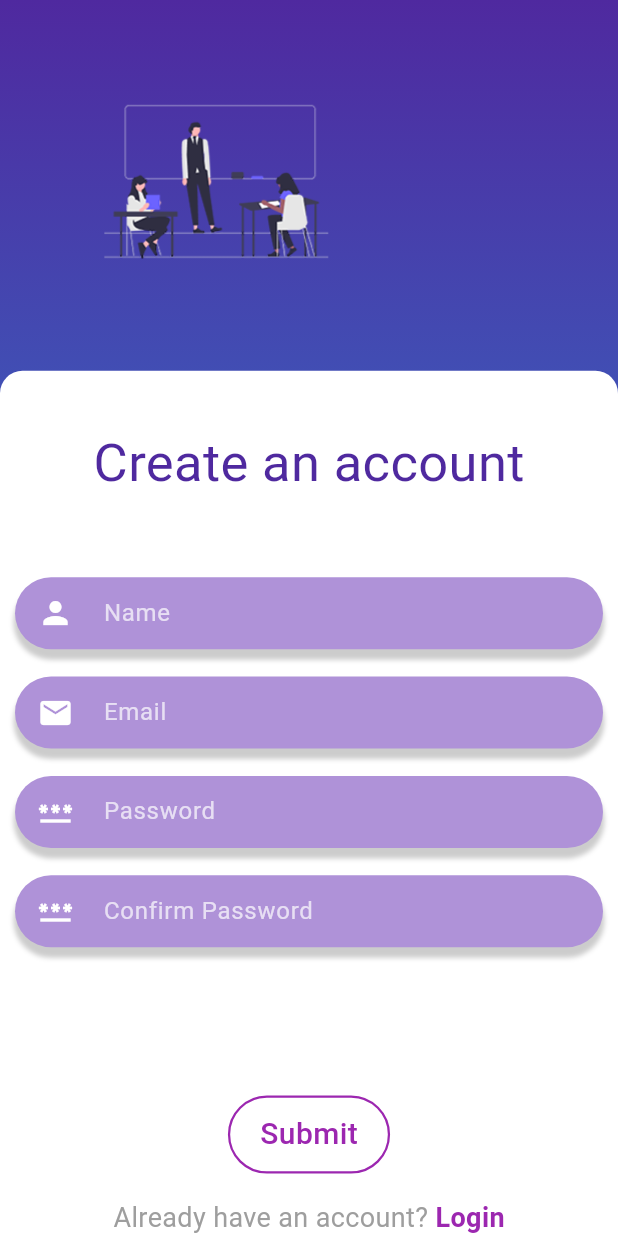
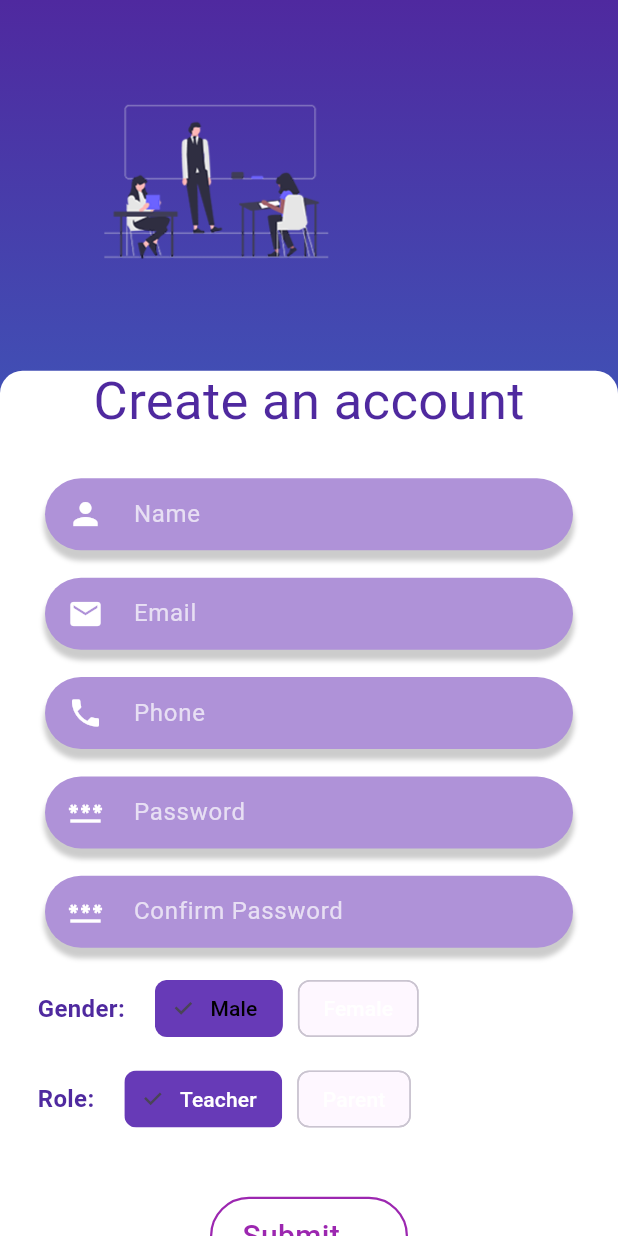
Before and after one commit to Redha4Dev/auth-test, a Flutter app: the SignupPage screen opened directly, on a phone screen of 412 x 824 dp. Run offline on Flutter 3.47's test engine with Material 3 defaults, Android fonts, the light colour scheme and no system bars; our stand-ins replace shared_preferences; accounts and stored records are empty; network calls fail.

Commit message:
Signup functionality
Realized the signup up functionality from the user creation page
working on the login functionality
restored lost pages in the last revert

```diff
--- a/mobile/kidergarten/lib/components/myButton.dart
+++ b/mobile/kidergarten/lib/components/myButton.dart
@@ -44,19 +44,19 @@ class _MybuttonState extends State<Mybutton> {
   }
 }
 
-
-
 class myOutlinedButton extends StatelessWidget {
   final String text;
   final VoidCallback onTap;
 
-  const myOutlinedButton({required this.text, required this.onTap, Key? key}) : super(key: key);
+  const myOutlinedButton({required this.text, required this.onTap, Key? key})
+      : super(key: key);
 
   @override
   Widget build(BuildContext context) {
     return GestureDetector(
       onTap: onTap,
       child: Container(
+        width: 30,
         padding: EdgeInsets.symmetric(vertical: 10, horizontal: 20),
         decoration: BoxDecoration(
           border: Border.all(color: Colors.purple, width: 1.5), // Purple border
--- a/mobile/kidergarten/lib/components/textField.dart
+++ b/mobile/kidergarten/lib/components/textField.dart
@@ -17,7 +17,7 @@ class myTextField extends StatelessWidget {
   @override
   Widget build(BuildContext context) {
     return Padding(
-      padding: const EdgeInsets.fromLTRB(10, 10, 10, 0),
+      padding: const EdgeInsets.fromLTRB(30, 10, 30, 0),
       child: Container(
         padding: EdgeInsets.symmetric(horizontal: 15),
         decoration: BoxDecoration(
--- a/mobile/kidergarten/lib/pages/signup_page.dart
+++ b/mobile/kidergarten/lib/pages/signup_page.dart
@@ -1,10 +1,8 @@
 import 'package:flutter/material.dart';
-import 'package:http/http.dart' as http;
-import 'dart:convert';
-
 import 'package:kidergarten/components/myButton.dart';
 import 'package:kidergarten/components/textField.dart';
 import 'package:kidergarten/pages/login_page.dart';
+import 'package:kidergarten/services/api_service.dart';
 
 class SignupPage extends StatefulWidget {
   final bool isParent;
@@ -21,71 +19,19 @@ class _SignupPageState extends State<SignupPage> {
   final TextEditingController passwordController = TextEditingController();
   final TextEditingController confirmPasswordController =
       TextEditingController();
+  final TextEditingController phoneController = TextEditingController();
 
-  bool isLoading = false; // To show loading state
+  bool isLoading = false;
 
-  Future<void> signUpUser() async {
-    final String apiUrl =
-        'http://your-backend-url/api/v1/users/signup'; // Replace with your actual API URL
-
-    final Map<String, dynamic> requestBody = {
-      "name": fullNameController.text,
-      "email": emailController.text,
-      "password": passwordController.text,
-      "confirmPassword": confirmPasswordController.text,
-      "role": widget.isParent ? "parent" : "teacher",
-      "kids": widget.isParent
-          ? []
-          : null, // Send kids list only if the user is a parent
-    };
-
-    try {
-      setState(() {
-        isLoading = true;
-      });
-
-      final response = await http.post(
-        Uri.parse(apiUrl),
-        headers: {
-          "Content-Type": "application/json",
-        },
-        body: jsonEncode(requestBody),
-      );
-
-      final responseData = jsonDecode(response.body);
-
-      if (response.statusCode == 201) {
-        // Signup successful, handle the response
-        print("Signup Successful! Token: ${responseData['token']}");
-
-        // Navigate to login page or home
-        Navigator.pushReplacement(
-          context,
-          MaterialPageRoute(builder: (context) => LoginPage()),
-        );
-      } else {
-        // Handle error
-        print("Signup Failed: ${responseData['errr']}");
-        ScaffoldMessenger.of(context).showSnackBar(
-          SnackBar(content: Text(responseData['errr'] ?? "Signup failed")),
-        );
-      }
-    } catch (e) {
-      print("Error: $e");
-      ScaffoldMessenger.of(context).showSnackBar(
-        SnackBar(content: Text("An error occurred. Please try again.")),
-      );
-    } finally {
-      setState(() {
-        isLoading = false;
-      });
-    }
-  }
+  // Gender and Role values
+  String gender = "Male";
+  String role = "teacher";
 
   @override
   Widget build(BuildContext context) {
     double screenWidth = MediaQuery.of(context).size.width;
     double screenHeight = MediaQuery.of(context).size.height;
+    final ApiService apiService = ApiService();
 
     return Scaffold(
       resizeToAvoidBottomInset: false,
@@ -114,8 +60,7 @@ class _SignupPageState extends State<SignupPage> {
                 ),
               ),
             ),
-            Column(
-              crossAxisAlignment: CrossAxisAlignment.center,
+            ListView(
               children: [
                 SizedBox(height: screenHeight * .05),
                 Row(
@@ -130,46 +75,165 @@ class _SignupPageState extends State<SignupPage> {
                     SizedBox(width: screenWidth * .3),
                   ],
                 ),
-                SizedBox(height: screenHeight * .1),
-                Text(
-                  "Create an account",
-                  style: TextStyle(
-                    color: Color.fromARGB(255, 79, 41, 159),
-                    fontSize: 35,
+                SizedBox(height: screenHeight * .05),
+                Center(
+                  child: Text(
+                    "Create an account",
+                    style: TextStyle(
+                      color: Color.fromARGB(255, 79, 41, 159),
+                      fontSize: 35,
+                    ),
                   ),
                 ),
-                SizedBox(height: screenHeight * .05),
+                SizedBox(height: screenHeight * .02),
+
                 myTextField(
                   labelText: 'Name',
                   icon: Icons.person,
                   controller: fullNameController,
                 ),
                 SizedBox(height: screenHeight * .01),
+
                 myTextField(
                   labelText: 'Email',
                   icon: Icons.email,
                   controller: emailController,
                 ),
                 SizedBox(height: screenHeight * .01),
+
+                myTextField(
+                  labelText: 'Phone',
+                  icon: Icons.phone,
+                  controller: phoneController,
+                ),
+                SizedBox(height: screenHeight * .01),
+
                 myTextField(
                   labelText: 'Password',
                   icon: Icons.password,
                   controller: passwordController,
                 ),
                 SizedBox(height: screenHeight * .01),
+
                 myTextField(
                   labelText: 'Confirm Password',
                   icon: Icons.password,
                   controller: confirmPasswordController,
                 ),
-                SizedBox(height: screenHeight * .12),
+                SizedBox(height: screenHeight * .02),
+
+                // Gender Toggle
+                Padding(
+                  padding: const EdgeInsets.symmetric(horizontal: 25.0),
+                  child: Row(
+                    children: [
+                      Text(
+                        "Gender:",
+                        style: TextStyle(
+                          color: Color.fromARGB(255, 79, 41, 159),
+                          fontSize: 16,
+                          fontWeight: FontWeight.bold,
+                        ),
+                      ),
+                      SizedBox(width: 20),
+                      ChoiceChip(
+                        label: Text(
+                          "Male",
+                          style: TextStyle(color: Colors.black),
+                        ),
+                        selected: gender == "Male",
+                        onSelected: (_) {
+                          setState(() {
+                            gender = "Male";
+                          });
+                        },
+                        selectedColor: Colors.deepPurple,
+                        labelStyle: TextStyle(color: Colors.white),
+                      ),
+                      SizedBox(width: 10),
+                      ChoiceChip(
+                        label: Text("Female"),
+                        selected: gender == "Female",
+                        onSelected: (_) {
+                          setState(() {
+                            gender = "Female";
+                          });
+                        },
+                        selectedColor: Colors.purpleAccent,
+                        labelStyle: TextStyle(color: Colors.white),
+                      ),
+                    ],
+                  ),
+                ),
+                SizedBox(height: screenHeight * .015),
+
+                // Role Toggle
+                Padding(
+                  padding: const EdgeInsets.symmetric(horizontal: 25.0),
+                  child: Row(
+                    children: [
+                      Text(
+                        "Role:",
+                        style: TextStyle(
+                          color: Color.fromARGB(255, 79, 41, 159),
+                          fontSize: 16,
+                          fontWeight: FontWeight.bold,
+                        ),
+                      ),
+                      SizedBox(width: 20),
+                      ChoiceChip(
+                        label: Text("Teacher"),
+                        selected: role == "teacher",
+                        onSelected: (_) {
+                          setState(() {
+                            role = "teacher";
+                          });
+                        },
+                        selectedColor: Colors.deepPurple,
+                        labelStyle: TextStyle(color: Colors.white),
+                      ),
+                      SizedBox(width: 10),
+                      ChoiceChip(
+                        label: Text("Parent"),
+                        selected: role == "parent",
+                        onSelected: (_) {
+                          setState(() {
+                            role = "parent";
+                          });
+                        },
+                        selectedColor: Colors.purpleAccent,
+                        labelStyle: TextStyle(color: Colors.white),
+                      ),
+                    ],
+                  ),
+                ),
+                SizedBox(height: screenHeight * .05),
+
                 isLoading
                     ? CircularProgressIndicator()
-                    : myOutlinedButton(
-                        text: "Submit",
-                        onTap: signUpUser,
+                    : Padding(
+                        padding: const EdgeInsets.fromLTRB(140, 0, 140, 0),
+                        child: myOutlinedButton(
+                          text: "Submit",
+                          onTap: () async {
+                            setState(() => isLoading = true);
+
+                            await apiService.createUser(
+                              fullNameController.text,
+                              emailController.text,
+                              passwordController.text,
+                              confirmPasswordController.text,
+                              role,
+                              phoneController.text,
+                              gender,
+                            );
+
+                            setState(() => isLoading = false);
+                          },
+                        ),
                       ),
                 SizedBox(height: screenHeight * .02),
+
                 Row(
                   mainAxisAlignment: MainAxisAlignment.center,
                   children: [
--- a/mobile/kidergarten/pubspec.yaml
+++ b/mobile/kidergarten/pubspec.yaml
@@ -10,6 +10,7 @@ dependencies:
   flutter:
     sdk: flutter
   http: ^1.3.0
+  shared_preferences: ^2.5.3
 
 dev_dependencies:
   flutter_test:
```
Also changed, not shown: mobile/kidergarten/lib/pages/login_page.dart (+14 -12 lines), mobile/kidergarten/lib/services/api_service.dart (+57 -16 lines), mobile/kidergarten/pubspec.lock, 3 other files.
